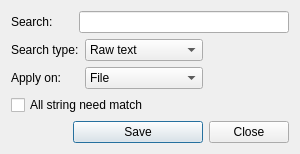
Above: plugins/CopyEngine/Ultracopier-0.3/FilterRules.ui from alphaonex86/Ultracopier before the change. Below: the same form after it.
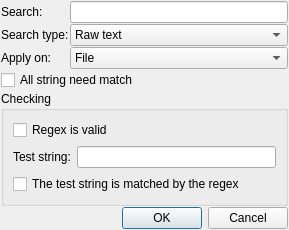
That is the form after the change. Icons and pictures are not drawn.

Commit message: Improve the filters (add new load and save)

```diff
--- a/plugins/CopyEngine/Ultracopier-0.3/FilterRules.ui
+++ b/plugins/CopyEngine/Ultracopier-0.3/FilterRules.ui
@@ -6,8 +6,8 @@
    <rect>
     <x>0</x>
     <y>0</y>
-    <width>290</width>
-    <height>136</height>
+    <width>289</width>
+    <height>229</height>
    </rect>
   </property>
   <property name="windowTitle">
@@ -17,25 +17,31 @@
    <iconset resource="resources.qrc">
     <normaloff>:/resources/filter.png</normaloff>:/resources/filter.png</iconset>
   </property>
-  <layout class="QGridLayout" name="gridLayout">
-   <item row="0" column="0" colspan="2">
+  <layout class="QGridLayout" name="gridLayout_2">
+   <property name="margin">
+    <number>1</number>
+   </property>
+   <property name="spacing">
+    <number>1</number>
+   </property>
+   <item row="0" column="0">
     <widget class="QLabel" name="label">
      <property name="text">
       <string>Search:</string>
      </property>
     </widget>
    </item>
-   <item row="0" column="2" colspan="3">
+   <item row="0" column="1">
     <widget class="QLineEdit" name="search"/>
    </item>
-   <item row="1" column="0" colspan="3">
+   <item row="1" column="0">
     <widget class="QLabel" name="label_3">
      <property name="text">
       <string>Search type:</string>
      </property>
     </widget>
    </item>
-   <item row="1" column="3">
+   <item row="1" column="1">
     <widget class="QComboBox" name="search_type">
      <item>
       <property name="text">
@@ -54,14 +60,14 @@
      </item>
     </widget>
    </item>
-   <item row="2" column="0" colspan="2">
+   <item row="2" column="0">
     <widget class="QLabel" name="label_2">
      <property name="text">
       <string>Apply on:</string>
      </property>
     </widget>
    </item>
-   <item row="2" column="3">
+   <item row="2" column="1">
     <widget class="QComboBox" name="apply_on">
      <item>
       <property name="text">
@@ -80,39 +86,69 @@
      </item>
     </widget>
    </item>
-   <item row="3" column="0" colspan="5">
+   <item row="3" column="0" colspan="2">
     <widget class="QCheckBox" name="need_match_all">
      <property name="text">
       <string>All string need match</string>
      </property>
     </widget>
    </item>
-   <item row="4" column="0">
-    <spacer name="horizontalSpacer">
-     <property name="orientation">
-      <enum>Qt::Horizontal</enum>
+   <item row="4" column="0" colspan="2">
+    <widget class="QGroupBox" name="groupBoxChecking">
+     <property name="title">
+      <string>Checking</string>
      </property>
-     <property name="sizeHint" stdset="0">
-      <size>
-       <width>68</width>
-       <height>20</height>
-      </size>
-     </property>
-    </spacer>
-   </item>
-   <item row="4" column="1" colspan="3">
-    <widget class="QPushButton" name="save">
-     <property name="text">
-      <string>Save</string>
-     </property>
+     <layout class="QGridLayout" name="gridLayout">
+      <item row="0" column="0" colspan="2">
+       <widget class="QCheckBox" name="isValid">
+        <property name="text">
+         <string>Regex is valid</string>
+        </property>
+       </widget>
+      </item>
+      <item row="1" column="0">
+       <widget class="QLabel" name="label_test_string">
+        <property name="text">
+         <string>Test string:</string>
+        </property>
+       </widget>
+      </item>
+      <item row="1" column="1">
+       <widget class="QLineEdit" name="testString"/>
+      </item>
+      <item row="2" column="0" colspan="2">
+       <widget class="QCheckBox" name="matched">
+        <property name="text">
+         <string>The test string is matched by the regex</string>
+        </property>
+       </widget>
+      </item>
+     </layout>
     </widget>
    </item>
-   <item row="4" column="4">
-    <widget class="QPushButton" name="close">
-     <property name="text">
-      <string>Close</string>
-     </property>
-    </widget>
+   <item row="5" column="0" colspan="2">
+    <layout class="QHBoxLayout" name="horizontalLayout">
+     <item>
+      <spacer name="horizontalSpacer">
+       <property name="orientation">
+        <enum>Qt::Horizontal</enum>
+       </property>
+       <property name="sizeHint" stdset="0">
+        <size>
+         <width>68</width>
+         <height>20</height>
+        </size>
+       </property>
+      </spacer>
+     </item>
+     <item>
+      <widget class="QDialogButtonBox" name="buttonBox">
+       <property name="standardButtons">
+        <set>QDialogButtonBox::Cancel|QDialogButtonBox::Ok</set>
+       </property>
+      </widget>
+     </item>
+    </layout>
    </item>
   </layout>
  </widget>
```
Left out of the diff: 19 changed lines with no effect on the pictures. The commit also changes 7 other files.
